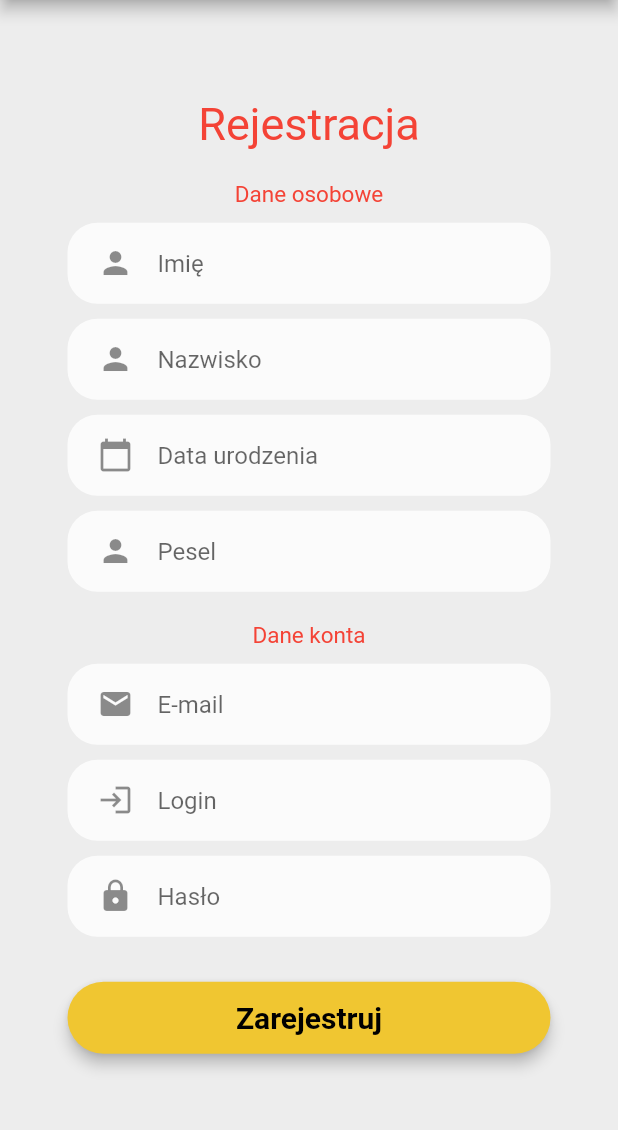
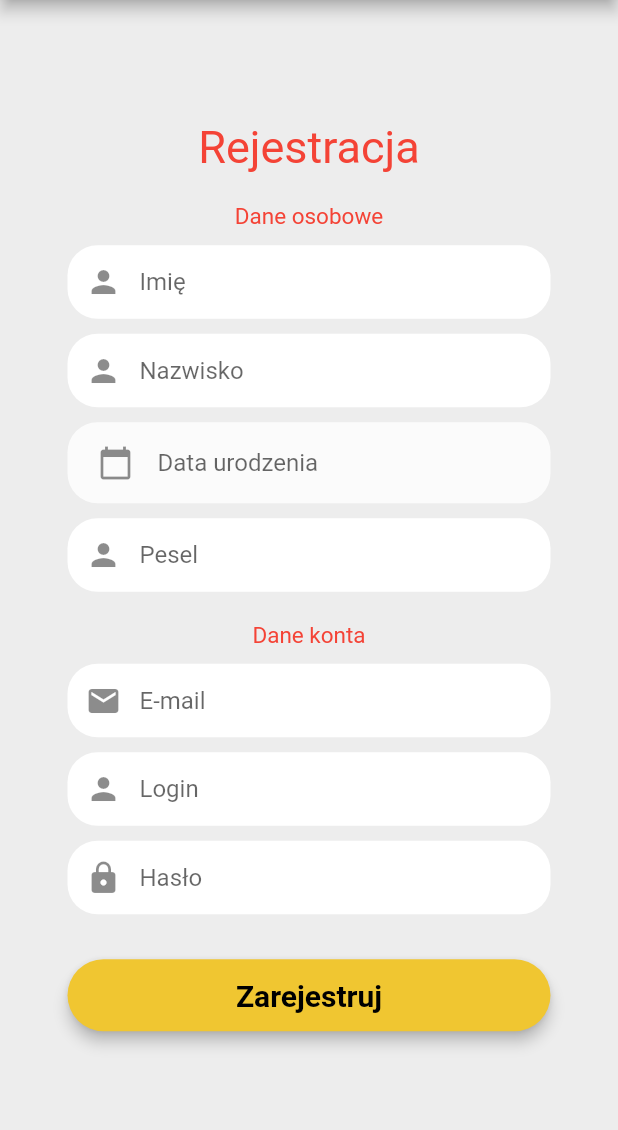
Before and after one commit to r0czak/bblood, a Flutter app: the screen it shows after launch, after a tap on "Zaloguj", after a tap on "Zarejestruj się", on a phone screen of 412 x 824 dp, the part 84-1214 px from its top. Run offline on Flutter 3.47's test engine with Material 2 defaults, Android fonts, the phone set to English and light mode, and no system bars; our stand-ins replace firebase_auth, firebase_core, fluttertoast; accounts and stored records are empty.

Commit message:
Improve front-end registration form

```diff
--- a/lib/front/login_page.dart
+++ b/lib/front/login_page.dart
@@ -1,8 +1,8 @@
+import 'package:bblood/front/menu_controller.dart';
+import 'package:bblood/front/registration_page.dart';
 import 'package:firebase_auth/firebase_auth.dart';
 import 'package:flutter/material.dart';
 import 'package:fluttertoast/fluttertoast.dart';
-import '/front/menu_controller.dart';
-import '/front/registration_page.dart';
 
 class LoginScreen extends StatefulWidget {
   const LoginScreen({Key? key}) : super(key: key);
@@ -14,7 +14,7 @@ class LoginScreen extends StatefulWidget {
 class _LoginScreenState extends State<LoginScreen> {
   final _formKey = GlobalKey<FormState>();
 
-  // editing text controllers for email and password
+  // editing text controllers for form fields
   final TextEditingController emailController = TextEditingController();
   final TextEditingController passwordController = TextEditingController();
 
@@ -30,11 +30,12 @@ class _LoginScreenState extends State<LoginScreen> {
         //autofocus: false,
         controller: emailController,
         keyboardType: TextInputType.emailAddress,
-        validator: (value){
-          if (value!.isEmpty){
-            return("Please enter your email!");
+        validator: (value) {
+          if (value!.isEmpty) {
+            return ("Please enter your email!");
           }
-          if (!RegExp("^[a-zA-Z0-9+_.-]+@[a-zA-Z0-9.-]+.[a-z]").hasMatch(value)){
+          if (!RegExp("^[a-zA-Z0-9+_.-]+@[a-zA-Z0-9.-]+.[a-z]")
+              .hasMatch(value)) {
             return ("Please enter valid email");
           }
           return null;
@@ -55,11 +56,11 @@ class _LoginScreenState extends State<LoginScreen> {
         autofocus: false,
         controller: passwordController,
         obscureText: true,
-        validator: (value){
-          if (value!.isEmpty){
-            return("Please enter password!");
+        validator: (value) {
+          if (value!.isEmpty) {
+            return ("Please enter password!");
           }
-          if (!RegExp(r'^.{6,}$').hasMatch(value)){
+          if (!RegExp(r'^.{6,}$').hasMatch(value)) {
             //Text returnText = new Text("Please enter valid password (min. 6 characters", style: TextStyle(color: Colors.white));
             return ("Please enter valid password (min. 6 characters)");
           }
@@ -67,8 +68,8 @@ class _LoginScreenState extends State<LoginScreen> {
         },
         textInputAction: TextInputAction.next,
         decoration: InputDecoration(
-          prefixIcon: Icon(Icons.lock),
-          contentPadding: EdgeInsets.fromLTRB(20, 15, 20, 15),
+          prefixIcon: const Icon(Icons.lock),
+          contentPadding: const EdgeInsets.fromLTRB(20, 15, 20, 15),
           hintText: "Hasło",
           fillColor: Colors.white,
           filled: true,
@@ -80,9 +81,9 @@ class _LoginScreenState extends State<LoginScreen> {
     final loginButton = Material(
       elevation: 4,
       borderRadius: BorderRadius.circular(30),
-      color: Color(0xFFF0C631),
+      color: const Color(0xFFF0C631),
       child: MaterialButton(
-        padding: EdgeInsets.fromLTRB(20, 15, 20, 15),
+        padding: const EdgeInsets.fromLTRB(20, 15, 20, 15),
         minWidth: MediaQuery.of(context).size.width,
         onPressed: () {
           login(emailController.text, passwordController.text);
@@ -91,8 +92,7 @@ class _LoginScreenState extends State<LoginScreen> {
           "Zaloguj",
           textAlign: TextAlign.center,
           style: TextStyle(
-              fontSize: 22, color: Colors.black, fontWeight: FontWeight.bold
-          ),
+              fontSize: 22, color: Colors.black, fontWeight: FontWeight.bold),
         ),
       ),
     );
@@ -100,21 +100,20 @@ class _LoginScreenState extends State<LoginScreen> {
     final registerButton = Material(
       elevation: 4,
       borderRadius: BorderRadius.circular(30),
-      color: Color(0xFFF0C631),
+      color: const Color(0xFFF0C631),
       child: MaterialButton(
-        padding: EdgeInsets.fromLTRB(10, 10, 10, 10),
+        padding: const EdgeInsets.fromLTRB(10, 10, 10, 10),
         onPressed: () {
           Navigator.push(
               context,
-              MaterialPageRoute(builder: (context) => RegistrationScreen())
-          );
+              MaterialPageRoute(
+                  builder: (context) => const RegistrationScreen()));
         },
         child: const Text(
           "Zarejestruj się",
           textAlign: TextAlign.center,
           style: TextStyle(
-              fontSize: 15, color: Colors.black, fontWeight: FontWeight.bold
-          ),
+              fontSize: 15, color: Colors.black, fontWeight: FontWeight.bold),
         ),
       ),
     );
@@ -135,14 +134,13 @@ class _LoginScreenState extends State<LoginScreen> {
                   children: <Widget>[
                     SizedBox(
                         height: 200,
-                        child: Image.asset("images/blood_logo.png",
-                          fit: BoxFit.contain,)
-                    ),
+                        child: Image.asset(
+                          "images/blood_logo.png",
+                          fit: BoxFit.contain,
+                        )),
                     const Text("Bbold",
                         //textAlign: TextAlign.center,
-                        style: TextStyle(
-                            fontSize: 60,
-                            color: Colors.white)),
+                        style: TextStyle(fontSize: 60, color: Colors.white)),
                     const SizedBox(height: 30),
                     emailInput,
                     const SizedBox(height: 10),
@@ -152,15 +150,11 @@ class _LoginScreenState extends State<LoginScreen> {
                     const SizedBox(height: 10),
                     const Text("Zapomniałeś hasła? >",
                         textAlign: TextAlign.center,
-                        style: TextStyle(
-                            fontSize: 14,
-                            color: Colors.white)),
+                        style: TextStyle(fontSize: 14, color: Colors.white)),
                     const SizedBox(height: 70),
                     const Text("Chcesz zostać dawcą krwi?",
                         textAlign: TextAlign.center,
-                        style: TextStyle(
-                            fontSize: 20,
-                            color: Colors.white)),
+                        style: TextStyle(fontSize: 20, color: Colors.white)),
                     const SizedBox(height: 10),
                     registerButton,
                   ],
@@ -174,16 +168,17 @@ class _LoginScreenState extends State<LoginScreen> {
   }
 
   void login(String email, String password) async {
-    if (_formKey.currentState!.validate()){
+    if (_formKey.currentState!.validate()) {
       try {
         await _authentication
             .signInWithEmailAndPassword(email: email, password: password)
             .then((uid) => {
-              Fluttertoast.showToast(msg: "Login succesfull!"),
-              Navigator.of(context).pushReplacement(MaterialPageRoute(builder: (context) => MenuController()))
-            });
-      } on FirebaseAuthException catch (error){
-        switch (error.code){
+                  Fluttertoast.showToast(msg: "Login succesfull!"),
+                  Navigator.of(context).pushReplacement(MaterialPageRoute(
+                      builder: (context) => const MenuController()))
+                });
+      } on FirebaseAuthException catch (error) {
+        switch (error.code) {
           case "invalid-email":
             errorMessage = "Invalid email.";
             break;
@@ -200,5 +195,4 @@ class _LoginScreenState extends State<LoginScreen> {
       }
     }
   }
-
 }
--- a/lib/front/registration_page.dart
+++ b/lib/front/registration_page.dart
@@ -1,5 +1,5 @@
+import 'package:bblood/widgets/input_field.dart';
 import 'package:flutter/material.dart';
-import '/widgets/input_field.dart';
 
 class RegistrationScreen extends StatefulWidget {
   const RegistrationScreen({Key? key}) : super(key: key);
@@ -11,27 +11,220 @@ class RegistrationScreen extends StatefulWidget {
 class _RegistrationScreenState extends State<RegistrationScreen> {
   final _formKey = GlobalKey<FormState>();
 
+  // editing text controllers for form fields
+  final TextEditingController firstNameController = TextEditingController();
+  final TextEditingController lastNameController = TextEditingController();
+
+  // birthday controller
+  final TextEditingController peselNumberController = TextEditingController();
+  final TextEditingController emailController = TextEditingController();
+  final TextEditingController loginController = TextEditingController();
+  final TextEditingController passwordController = TextEditingController();
+
   @override
   Widget build(BuildContext context) {
-
     final registerButton = Material(
       elevation: 4,
       borderRadius: BorderRadius.circular(30),
-      color: Color(0xFFF0C631),
+      color: const Color(0xFFF0C631),
       child: MaterialButton(
-        padding: EdgeInsets.fromLTRB(10, 5, 10, 5),
+        padding: const EdgeInsets.fromLTRB(10, 5, 10, 5),
         minWidth: MediaQuery.of(context).size.width,
-
         onPressed: () {},
         child: const Text(
           "Zarejestruj",
           textAlign: TextAlign.center,
           style: TextStyle(
-              fontSize: 20, color: Colors.black, fontWeight: FontWeight.bold
-          ),
+              fontSize: 20, color: Colors.black, fontWeight: FontWeight.bold),
         ),
       ),
     );
+
+    final firstNameInput = TextFormField(
+        //autofocus: false,
+        controller: firstNameController,
+        keyboardType: TextInputType.name,
+        validator: (value) {
+          if (value!.isEmpty) {
+            return ("Please enter your first name!");
+          }
+          if (!RegExp("^[a-zA-Z0-9+_.-]+@[a-zA-Z0-9.-]+.[a-z]")
+              .hasMatch(value)) {
+            return ("Please enter valid email");
+          }
+          return null;
+        },
+        textInputAction: TextInputAction.next,
+        decoration: InputDecoration(
+          prefixIcon: const Icon(Icons.person),
+          contentPadding: const EdgeInsets.fromLTRB(20, 15, 20, 15),
+          hintText: "Imię",
+          fillColor: Colors.white,
+          filled: true,
+          border: OutlineInputBorder(
+            borderSide: BorderSide.none,
+            borderRadius: BorderRadius.circular(20),
+          ),
+        ));
+
+    final lastNameInput = TextFormField(
+        //autofocus: false,
+        controller: lastNameController,
+        keyboardType: TextInputType.name,
+        validator: (value) {
+          if (value!.isEmpty) {
+            return ("Please enter your last name!");
+          }
+          if (!RegExp("^[a-zA-Z0-9+_.-]+@[a-zA-Z0-9.-]+.[a-z]")
+              .hasMatch(value)) {
+            return ("Please enter valid email");
+          }
+          return null;
+        },
+        textInputAction: TextInputAction.next,
+        decoration: InputDecoration(
+          prefixIcon: const Icon(Icons.person),
+          contentPadding: const EdgeInsets.fromLTRB(20, 15, 20, 15),
+          hintText: "Nazwisko",
+          fillColor: Colors.white,
+          filled: true,
+          border: OutlineInputBorder(
+            borderSide: BorderSide.none,
+            borderRadius: BorderRadius.circular(20),
+          ),
+        ));
+
+    // birthday controller
+
+    final peselInput = TextFormField(
+        //autofocus: false,
+        controller: peselNumberController,
+        keyboardType: TextInputType.number,
+        validator: (value) {
+          if (value!.isEmpty) {
+            return ("Please enter your pesel number!");
+          }
+          if (!RegExp("^[a-zA-Z0-9+_.-]+@[a-zA-Z0-9.-]+.[a-z]")
+              .hasMatch(value)) {
+            return ("Please enter valid email");
+          }
+          return null;
+        },
+        textInputAction: TextInputAction.next,
+        decoration: InputDecoration(
+          prefixIcon: const Icon(Icons.person),
+          contentPadding: const EdgeInsets.fromLTRB(20, 15, 20, 15),
+          hintText: "Pesel",
+          fillColor: Colors.white,
+          filled: true,
+          border: OutlineInputBorder(
+            borderSide: BorderSide.none,
+            borderRadius: BorderRadius.circular(20),
+          ),
+        ));
+
+    final emailInput = TextFormField(
+        //autofocus: false,
+        controller: emailController,
+        keyboardType: TextInputType.emailAddress,
+        validator: (value) {
+          if (value!.isEmpty) {
+            return ("Please enter your email!");
+          }
+          if (!RegExp("^[a-zA-Z0-9+_.-]+@[a-zA-Z0-9.-]+.[a-z]")
+              .hasMatch(value)) {
+            return ("Please enter valid email");
+          }
+          return null;
+        },
+        textInputAction: TextInputAction.next,
+        decoration: InputDecoration(
+          prefixIcon: const Icon(Icons.email),
+          contentPadding: const EdgeInsets.fromLTRB(20, 15, 20, 15),
+          hintText: "E-mail",
+          fillColor: Colors.white,
+          filled: true,
+          border: OutlineInputBorder(
+            borderSide: BorderSide.none,
+            borderRadius: BorderRadius.circular(20),
+          ),
+        ));
+
+    final loginInput = TextFormField(
+        //autofocus: false,
+        controller: loginController,
+        keyboardType: TextInputType.number,
+        validator: (value) {
+          if (value!.isEmpty) {
+            return ("Please enter your login!");
+          }
+          if (!RegExp("^[a-zA-Z0-9+_.-]+@[a-zA-Z0-9.-]+.[a-z]")
+              .hasMatch(value)) {
+            return ("Please enter valid email");
+          }
+          return null;
+        },
+        textInputAction: TextInputAction.next,
+        decoration: InputDecoration(
+          prefixIcon: const Icon(Icons.person),
+          contentPadding: const EdgeInsets.fromLTRB(20, 15, 20, 15),
+          hintText: "Login",
+          fillColor: Colors.white,
+          filled: true,
+          border: OutlineInputBorder(
+            borderSide: BorderSide.none,
+            borderRadius: BorderRadius.circular(20),
+          ),
+        ));
+
+    final passwordInput = TextFormField(
+        autofocus: false,
+        controller: passwordController,
+        obscureText: true,
+        validator: (value) {
+          if (value!.isEmpty) {
+            return ("Please enter password!");
+          }
+          if (!RegExp(r'^.{6,}$').hasMatch(value)) {
+            //Text returnText = new Text("Please enter valid password (min. 6 characters", style: TextStyle(color: Colors.white));
+            return ("Please enter valid password (min. 6 characters)");
+          }
+          return null;
+        },
+        textInputAction: TextInputAction.next,
+        decoration: InputDecoration(
+          prefixIcon: const Icon(Icons.lock),
+          contentPadding: const EdgeInsets.fromLTRB(20, 15, 20, 15),
+          hintText: "Hasło",
+          fillColor: Colors.white,
+          filled: true,
+          border: OutlineInputBorder(
+            borderSide: BorderSide.none,
+            borderRadius: BorderRadius.circular(20),
+          ),
+        ));
+
+    // Tu ma byc date picker !!!!!!!!!!!!!!!!!!!
+    // final birthdayInput = TextFormField(
+    //   onTap: (){
+    //     // Below line stops keyboard from appearing
+    //     FocusScope.of(context).requestFocus(new FocusNode());
+    //
+    //     // Show Date Picker Here
+    //
+    //   },
+    //     decoration: InputDecoration(
+    //       prefixIcon: const Icon(Icons.lock),
+    //       contentPadding: const EdgeInsets.fromLTRB(20, 15, 20, 15),
+    //       hintText: "Hasło",
+    //       fillColor: Colors.white,
+    //       filled: true,
+    //       border: OutlineInputBorder(
+    //         borderSide: BorderSide.none,
+    //         borderRadius: BorderRadius.circular(20),
+    //       ),
+    //     ));
+    // );
 
     return Scaffold(
       //backgroundColor: const Color(0xFFDA4148),
@@ -48,41 +241,21 @@ class _RegistrationScreenState extends State<RegistrationScreen> {
               padding: const EdgeInsets.all(45.0),
               child: Form(
                 key: _formKey,
-                child: Column(
-                    children: <Widget>[
-                      Text("Rejestracja",
+                child: Column(children: <Widget>[
+                  const Text("Rejestracja",
                       textAlign: TextAlign.center,
-                          style: TextStyle(
-                              fontSize: 30,
-                              color: Colors.red)),
-                      SizedBox(height: 20),
-                      Text("Dane osobowe",
+                      style: TextStyle(fontSize: 30, color: Colors.red)),
+                  const SizedBox(height: 20),
+                  const Text("Dane osobowe",
                       textAlign: TextAlign.left,
-                          style: TextStyle(
-                              fontSize: 15,
-                              color: Colors.red)),
-                      SizedBox(height: 10),
-                      TextFieldContainer(child: TextField(
-                        decoration: InputDecoration(
-                          icon: Icon(
-                            Icons.person,
-                          ),
-                          hintText: "Imię",
-                          border: InputBorder.none,
-                        ),
-                      )),
-                      SizedBox(height: 10),
-                      TextFieldContainer(child: TextField(
-                        decoration: InputDecoration(
-                          icon: Icon(
-                            Icons.person,
-                          ),
-                          hintText: "Nazwisko",
-                          border: InputBorder.none,
-                        ),
-                      )),
-                      SizedBox(height: 10),
-                      TextFieldContainer(child: TextField(
+                      style: TextStyle(fontSize: 15, color: Colors.red)),
+                  const SizedBox(height: 10),
+                  firstNameInput,
+                  const SizedBox(height: 10),
+                  lastNameInput,
+                  const SizedBox(height: 10),
+                  const TextFieldContainer(
+                      child: TextField(
                     decoration: InputDecoration(
                       icon: Icon(
                         Icons.calendar_today,
@@ -91,57 +264,21 @@ class _RegistrationScreenState extends State<RegistrationScreen> {
                       border: InputBorder.none,
                     ),
                   )),
-                      SizedBox(height: 10),
-                      TextFieldContainer(child: TextField(
-                        decoration: InputDecoration(
-                          icon: Icon(
-                            Icons.person,
-                          ),
-                          hintText: "Pesel",
-                          border: InputBorder.none,
-                        ),
-                      )),
-                      SizedBox(height: 20),
-                      Text("Dane konta",
+                  const SizedBox(height: 10),
+                  peselInput,
+                  const SizedBox(height: 20),
+                  const Text("Dane konta",
                       textAlign: TextAlign.left,
-                          style: TextStyle(
-                              fontSize: 15,
-                              color: Colors.red)),
-                      SizedBox(height: 10),
-                      TextFieldContainer(child: TextField(
-                        decoration: InputDecoration(
-                          icon: Icon(
-                            Icons.email,
-                          ),
-                          hintText: "E-mail",
-                          border: InputBorder.none,
-                        ),
-                      )),
-                      SizedBox(height: 10),
-                      TextFieldContainer(child: TextField(
-                        decoration: InputDecoration(
-                          icon: Icon(
-                            Icons.login,
-                          ),
-                          hintText: "Login",
-                          border: InputBorder.none,
-                        ),
-                      )),
-                      SizedBox(height: 10),
-                      TextFieldContainer(child: TextField(
-                        style: TextStyle(color: Colors.red),
-                        decoration: InputDecoration(
-                          icon: Icon(
-                            Icons.lock,
-                          ),
-                          hintText: ("Hasło"),
-                          border: InputBorder.none,
-                        ),
-                      )),
-                      SizedBox(height: 30),
+                      style: TextStyle(fontSize: 15, color: Colors.red)),
+                  const SizedBox(height: 10),
+                  emailInput,
+                  const SizedBox(height: 10),
+                  loginInput,
+                  const SizedBox(height: 10),
+                  passwordInput,
+                  const SizedBox(height: 30),
                   registerButton,
-                    ]
-                ),
+                ]),
               ),
             ),
           ),
```
Also changed, not shown: lib/front/menu_controller.dart (+37 -17 lines), lib/model/user_model.dart (added, +47 -0 lines), pubspec.yaml (+5 -5 lines), pubspec.lock, 3 other files. Lines whose indentation alone changed are shown as unchanged.
